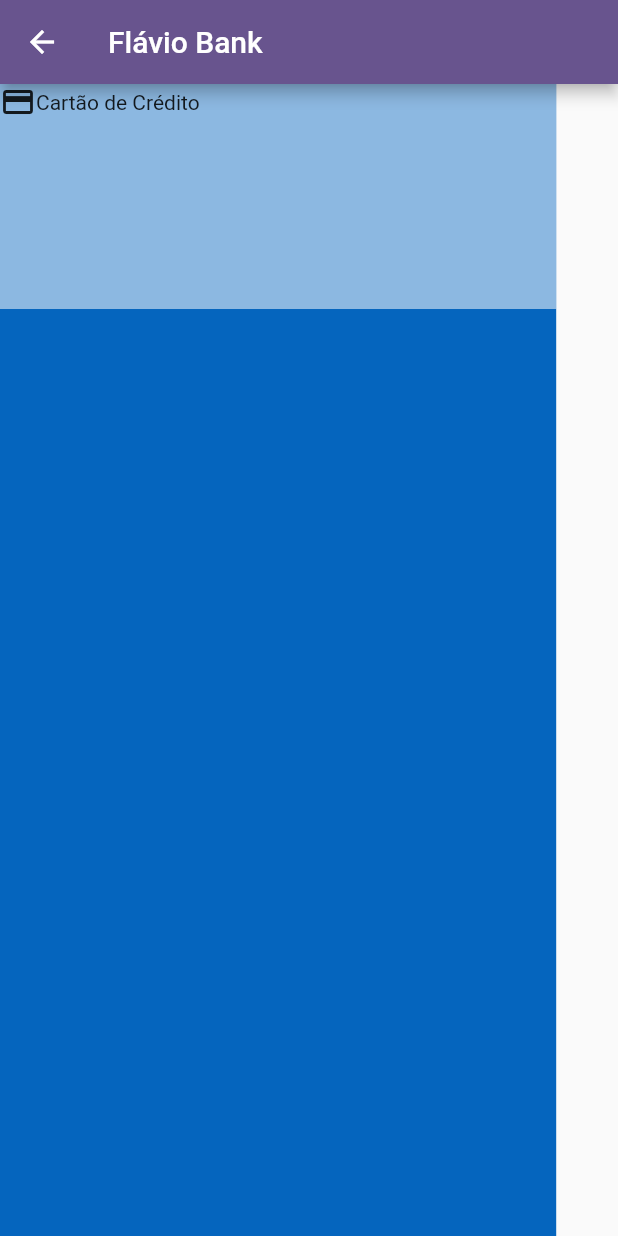
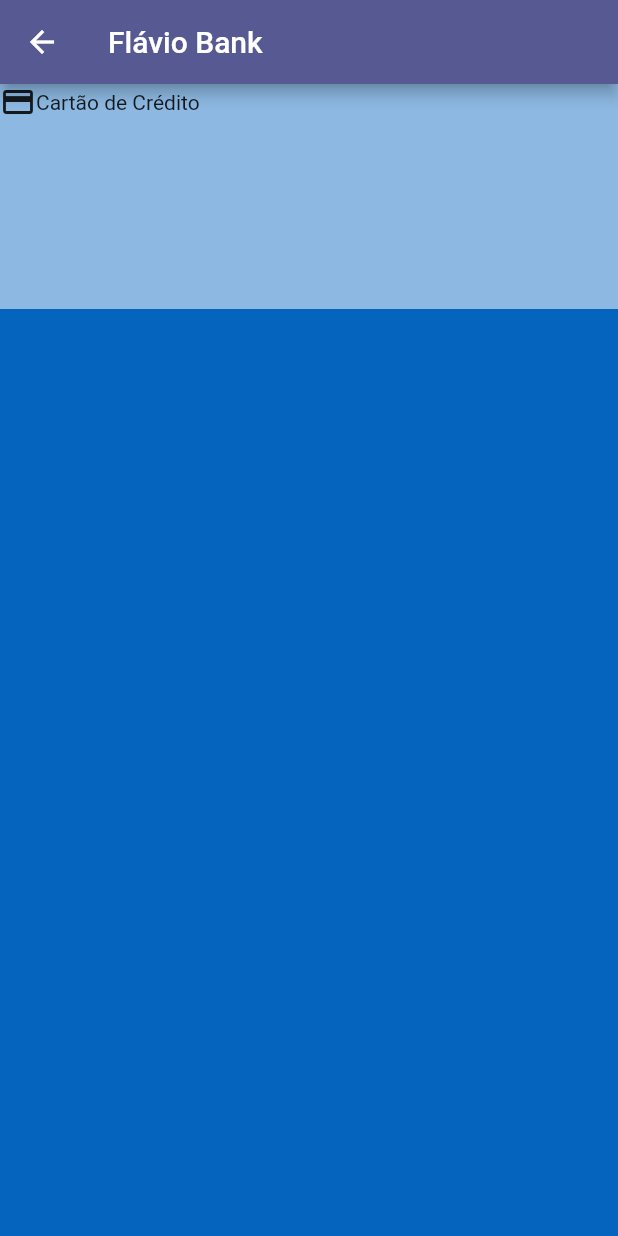
Before and after one commit to marquesflavio/projeto_flutter, a Flutter app: the HomePage screen opened directly, on a phone screen of 412 x 824 dp. Run offline on Flutter 3.47's test engine with Material 2 defaults, Android fonts, the phone set to English and light mode, and no system bars.

```diff
--- a/lib/home_page.dart
+++ b/lib/home_page.dart
@@ -10,11 +10,11 @@ class HomePage extends StatelessWidget {
         title: const Text('Flávio Bank'),
       ),
       body: Container(
-        color: Color.fromARGB(255, 5, 101, 190),
+        color: const Color.fromARGB(255, 5, 101, 190),
         child: Column(
           children: [
             Container(
-              width: MediaQuery.of(context).size.width*.9,
+              width: MediaQuery.of(context).size.width,
               height: 150,
               color: Colors.white54,
               child: const Column(
--- a/lib/main.dart
+++ b/lib/main.dart
@@ -15,7 +15,7 @@ class MyApp extends StatelessWidget {
       debugShowCheckedModeBanner: false,
       title: 'Flutter Demo',
       theme: ThemeData(
-        colorScheme: ColorScheme.fromSeed(seedColor: Colors.deepPurple),
+        colorScheme: ColorScheme.fromSeed(seedColor: Color.fromARGB(255, 104, 105, 151)),
       ),
       home: const PagLogin(),
     );
```
